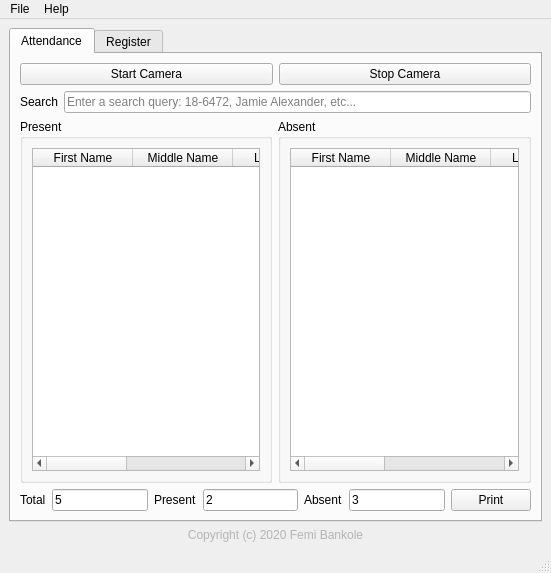
Above: ui/xrecog.ui from iTranscend/xRecog before the change. Below: the same form after it.
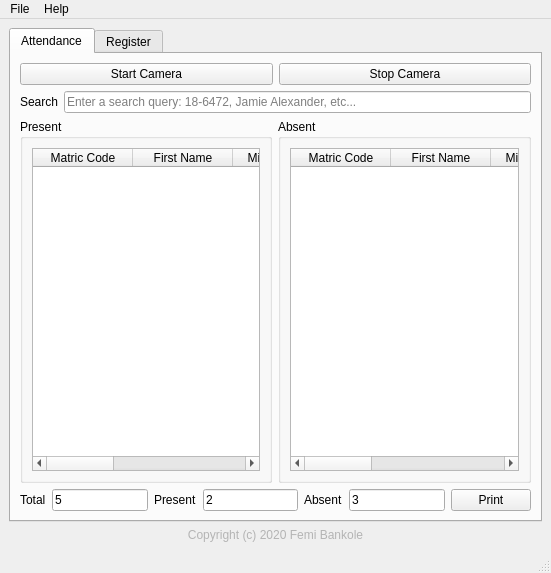
That is the form after the change. Icons and pictures are not drawn.

Commit message: Move matriculation fields to a column, disable cornerButton

```diff
--- a/ui/xrecog.ui
+++ b/ui/xrecog.ui
@@ -83,9 +83,17 @@
                <property name="selectionMode">
                 <enum>QAbstractItemView::ExtendedSelection</enum>
                </property>
+               <property name="cornerButtonEnabled">
+                <bool>false</bool>
+               </property>
                <attribute name="horizontalHeaderStretchLastSection">
                 <bool>true</bool>
                </attribute>
+               <column>
+                <property name="text">
+                 <string>Matric Code</string>
+                </property>
+               </column>
                <column>
                 <property name="text">
                  <string>First Name</string>
@@ -127,9 +135,17 @@
                <property name="editTriggers">
                 <set>QAbstractItemView::NoEditTriggers</set>
                </property>
+               <property name="cornerButtonEnabled">
+                <bool>false</bool>
+               </property>
                <attribute name="horizontalHeaderStretchLastSection">
                 <bool>true</bool>
                </attribute>
+               <column>
+                <property name="text">
+                 <string>Matric Code</string>
+                </property>
+               </column>
                <column>
                 <property name="text">
                  <string>First Name</string>
```
The commit also changes 1 other file.
